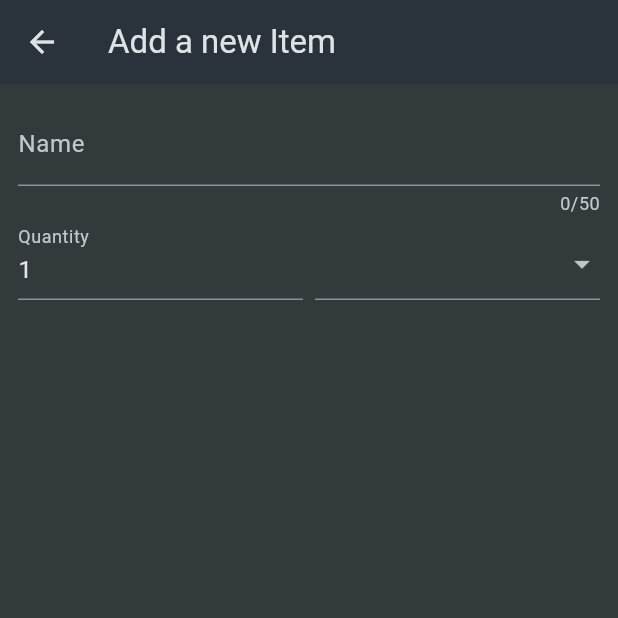
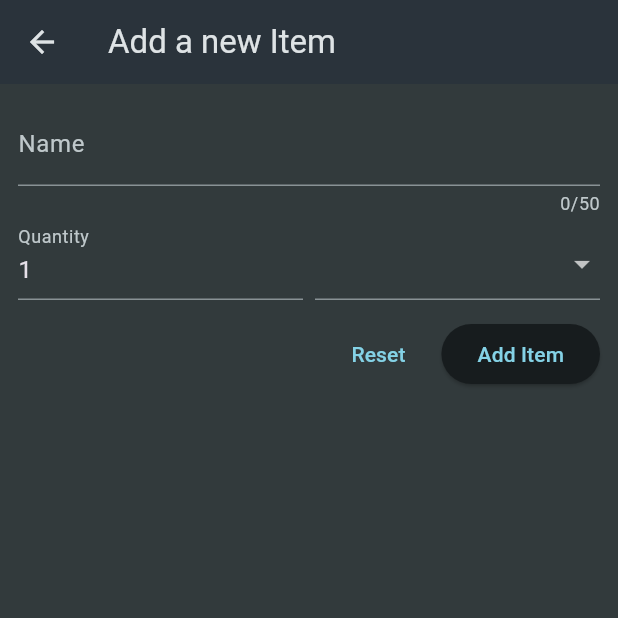
Before and after one commit to PyaeSone99/Shopping-List-App, a Flutter app: the NewItem screen opened directly, on a phone screen of 412 x 824 dp, the top half of it. Run offline on Flutter 3.47's test engine with Material 3 defaults, Android fonts, the phone set to English and light mode, and no system bars.

Commit message:
209 - Adding Buttons to a Form

```diff
--- a/lib/widgets/new_item.dart
+++ b/lib/widgets/new_item.dart
@@ -71,6 +71,21 @@ class _NewItemState extends State<NewItem>{
                     ),
                   ),
                 ],
+              ),
+              const SizedBox(height: 12,),
+              Row(
+                mainAxisAlignment: MainAxisAlignment.end,
+                children: [
+                  TextButton(
+                    onPressed: (){},
+                    child: const Text('Reset'),
+                  ),
+                  const SizedBox(width: 10,),
+                  ElevatedButton(
+                    onPressed: (){},
+                    child: const Text('Add Item'),
+                  )
+                ],
               )
             ],
           ),
```
